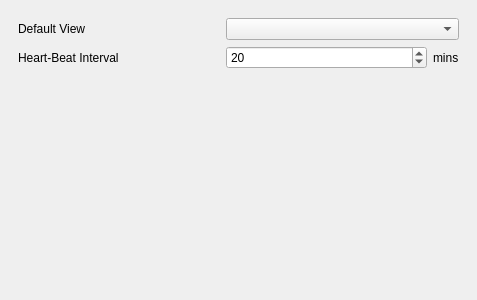
wildmichael/ParaView3-enhancements-old, file Qt/Components/Resources/UI/pqApplicationOptions.ui: the form before one commit.
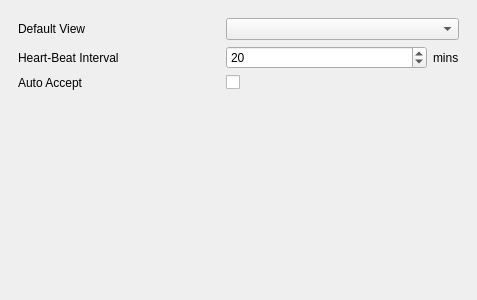
The form after the commit.

Commit message: ENH:  Add auto-accept feature.  Can be adjusted from the application settings.

The edit to the form file:
```diff
--- a/Qt/Components/Resources/UI/pqApplicationOptions.ui
+++ b/Qt/Components/Resources/UI/pqApplicationOptions.ui
@@ -64,7 +64,7 @@
          </property>
         </widget>
        </item>
-       <item row="2" column="0" colspan="3" >
+       <item row="3" column="0" colspan="3" >
         <spacer>
          <property name="orientation" >
           <enum>Qt::Vertical</enum>
@@ -102,6 +102,20 @@
          </property>
         </widget>
        </item>
+       <item row="2" column="0" >
+        <widget class="QLabel" name="label_3" >
+         <property name="text" >
+          <string>Auto Accept</string>
+         </property>
+        </widget>
+       </item>
+       <item row="2" column="1" >
+        <widget class="QCheckBox" name="AutoAccept" >
+         <property name="text" >
+          <string/>
+         </property>
+        </widget>
+       </item>
       </layout>
      </widget>
     </widget>
```
Left out of the diff: 16 changed lines with no effect on the pictures. The commit also changes 3 other files.
